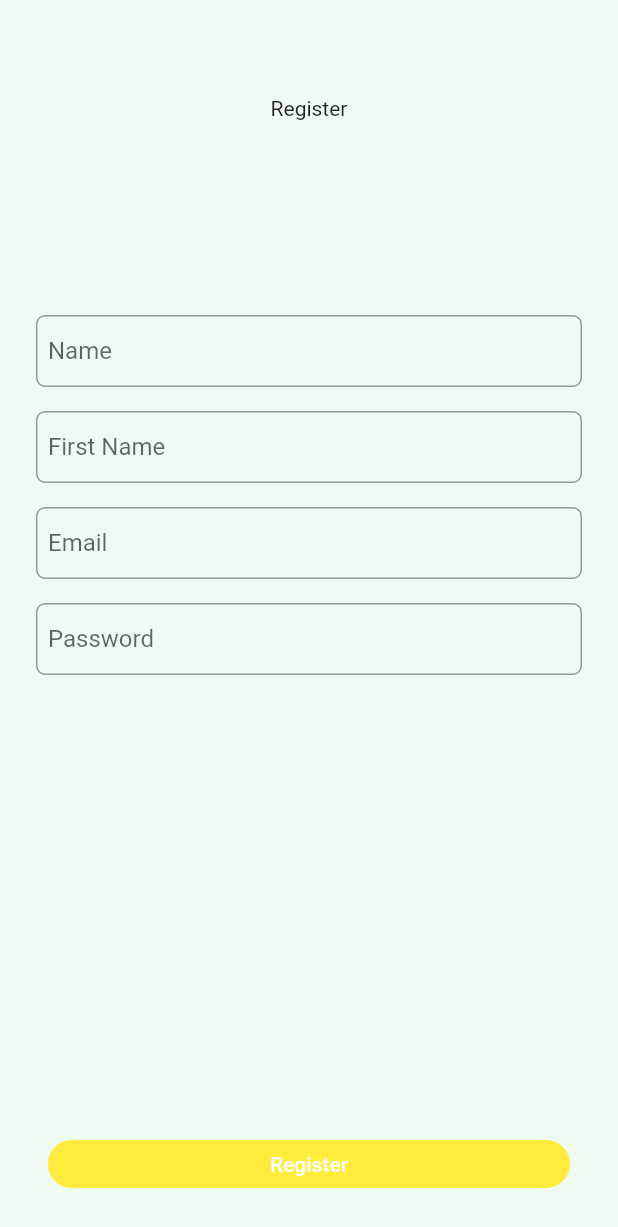
After one commit to nedalex99/travel_app, a Flutter app: the screen it shows after launch, after a tap on an icon or button, on a phone screen of 412 x 824 dp. The commit adds this screen. Shown: the top 1227 px of the screen. Run offline on Flutter 3.47's test engine with Material 2 defaults, Android fonts, the phone set to English and light mode, and no system bars; our stand-ins replace get.

Commit message:
Added the register page and modified the validation by e-mail / password

```diff
--- a/lib/ui/login/login_controller.dart
+++ b/lib/ui/login/login_controller.dart
@@ -1,5 +1,6 @@
 import 'package:flutter/cupertino.dart';
 import 'package:get/get.dart';
+import 'package:travel_app/ui/register/register_screen.dart';
 import 'package:travel_app/utils/constants/validator.dart';
 
 class LoginController extends GetxController {
@@ -11,13 +12,19 @@ class LoginController extends GetxController {
   RxBool isButtonEnabled = false.obs;
 
   void onEmailInputChanged(String value) {
-    isButtonEnabled.value = isValidName(emailTextController.text) == null &&
-        isValidName(passwordTextController.text) == null;
+    isButtonEnabled.value = isValidEmail(emailTextController.text) == null &&
+        isValidPassword(passwordTextController.text) == null;
   }
 
   void onPasswordInputChanged(String value) {
-    isButtonEnabled.value = isValidName(emailTextController.text) == null &&
-        isValidName(passwordTextController.text) == null;
+    isButtonEnabled.value = isValidPassword(emailTextController.text) == null &&
+        isValidEmail(passwordTextController.text) == null;
+  }
+
+  void goToRegisterScreen() {
+    Get.to(
+      () => RegisterScreen(),
+    );
   }
 
   void printText() {
--- a/lib/ui/login/login_screen.dart
+++ b/lib/ui/login/login_screen.dart
@@ -35,9 +35,10 @@ class LoginScreen extends GetView<LoginController> {
                                   controller.emailTextController,
                               textInputAction: TextInputAction.next,
                               labelText: 'Email',
+                              textInputType: TextInputType.text,
                               onInputFieldChanged:
                                   controller.onEmailInputChanged,
-                              validator: isValidName,
+                              validator: isValidEmail,
                             ),
                           ),
                           const SizedBox(
@@ -51,10 +52,22 @@ class LoginScreen extends GetView<LoginController> {
                               textEditingController:
                                   controller.passwordTextController,
                               textInputAction: TextInputAction.done,
-                              validator: isValidName,
+                              validator: isValidPassword,
+                              textInputType: TextInputType.visiblePassword,
                               onInputFieldChanged:
                                   controller.onPasswordInputChanged,
                               labelText: 'Password',
+                            ),
+                          ),
+                          const SizedBox(
+                            height: 30,
+                          ),
+                          GestureDetector(
+                            onTap: () => {
+                               controller.goToRegisterScreen(),
+                            },
+                            child: const Text(
+                              'Don\'t have an account? Sign up',
                             ),
                           ),
                         ],
--- /dev/null
+++ b/lib/ui/register/register_controller.dart
@@ -0,0 +1,46 @@
+import 'package:flutter/cupertino.dart';
+import 'package:get/get.dart';
+import 'package:travel_app/ui/register/register_screen.dart';
+import 'package:travel_app/utils/constants/validator.dart';
+
+class RegisterController extends GetxController {
+  String loginText = "Register";
+  final GlobalKey<FormState> formKey = GlobalKey<FormState>();
+  final TextEditingController emailTextController = TextEditingController();
+  final TextEditingController passwordTextController = TextEditingController();
+  final TextEditingController nameTextController = TextEditingController();
+  final TextEditingController firstNameTextController = TextEditingController();
+
+  RxBool isButtonEnabled = false.obs;
+
+
+  void onNameInputChanged(String value) {
+    isButtonEnabled.value = isValidName(nameTextController.text) == null &&
+        isValidPassword(passwordTextController.text) == null &&
+            isValidName(firstNameTextController.text) == null &&
+            isValidEmail(emailTextController.text) == null;
+  }
+
+  void onEmailInputChanged(String value) {
+    isButtonEnabled.value = isValidEmail(emailTextController.text) == null &&
+        isValidPassword(passwordTextController.text) == null &&
+        isValidName(nameTextController.text) == null &&
+        isValidName(firstNameTextController.text) == null;
+  }
+
+  void onPasswordInputChanged(String value) {
+    isButtonEnabled.value =
+        isValidPassword(passwordTextController.text) == null &&
+            isValidName(nameTextController.text) == null &&
+            isValidName(firstNameTextController.text) == null &&
+            isValidEmail(emailTextController.text) == null;
+  }
+
+  void printText() {
+    if (!formKey.currentState!.validate()) {
+      isButtonEnabled.value = false;
+    } else {
+      isButtonEnabled.value = true;
+    }
+  }
+}
--- /dev/null
+++ b/lib/ui/register/register_screen.dart
@@ -0,0 +1,130 @@
+import 'package:flutter/material.dart';
+import 'package:get/get.dart';
+import 'package:travel_app/ui/register/register_controller.dart';
+import 'package:travel_app/ui/widgets/buttons/custom_button.dart';
+import 'package:travel_app/ui/widgets/input_fields/input_field.dart';
+import 'package:travel_app/utils/constants/validator.dart';
+
+class RegisterScreen extends StatelessWidget {
+  final controller = Get.put(RegisterController());
+
+  RegisterScreen({Key? key}) : super(key: key);
+
+  @override
+  Widget build(BuildContext context) {
+    return Scaffold(
+      backgroundColor: const Color(0xFFEFFAF0),
+      body: Form(
+        key: controller.formKey,
+        child: Padding(
+          padding: const EdgeInsets.only(
+            top: 64.0,
+          ),
+          child: Column(
+            children: [
+              Expanded(
+                child: Center(
+                  child: Column(
+                    mainAxisAlignment: MainAxisAlignment.start,
+                    children: [
+                      const Text(
+                        'Register',
+                      ),
+                      const SizedBox(
+                        height: 130,
+                      ),
+                      Padding(
+                        padding: const EdgeInsets.symmetric(horizontal: 24.0),
+                        child: InputField(
+                          textCapitalization: TextCapitalization.sentences,
+                          textEditingController: controller.nameTextController,
+                          textInputAction: TextInputAction.next,
+                          labelText: 'Name',
+                          onInputFieldChanged: controller.onNameInputChanged,
+                          validator: isValidName,
+                          textInputType: TextInputType.text,
+                        ),
+                      ),
+                      const SizedBox(
+                        height: 16,
+                      ),
+                      Padding(
+                        padding: const EdgeInsets.symmetric(horizontal: 24.0),
+                        child: InputField(
+                          textCapitalization: TextCapitalization.sentences,
+                          textEditingController:
+                              controller.firstNameTextController,
+                          textInputAction: TextInputAction.next,
+                          labelText: 'First Name',
+                          onInputFieldChanged: controller.onNameInputChanged,
+                          validator: isValidName,
+                          textInputType: TextInputType.text,
+                        ),
+                      ),
+                      const SizedBox(
+                        height: 16,
+                      ),
+                      Padding(
+                        padding: const EdgeInsets.symmetric(horizontal: 24.0),
+                        child: InputField(
+                          textCapitalization: TextCapitalization.sentences,
+                          textEditingController: controller.emailTextController,
+                          textInputAction: TextInputAction.next,
+                          labelText: 'Email',
+                          onInputFieldChanged: controller.onEmailInputChanged,
+                          validator: isValidEmail,
+                          textInputType: TextInputType.text,
+                        ),
+                      ),
+                      const SizedBox(
+                        height: 16,
+                      ),
+                      Padding(
+                        padding: const EdgeInsets.symmetric(horizontal: 24.0),
+                        child: InputField(
+                          textCapitalization: TextCapitalization.sentences,
+                          textEditingController:
+                              controller.passwordTextController,
+                          textInputAction: TextInputAction.done,
+                          validator: isValidPassword,
+                          textInputType: TextInputType.visiblePassword,
+                          onInputFieldChanged:
+                              controller.onPasswordInputChanged,
+                          labelText: 'Password',
+                        ),
+                      ),
+                    ],
+                  ),
+                ),
+              ),
+              Row(
+                mainAxisAlignment: MainAxisAlignment.center,
+                crossAxisAlignment: CrossAxisAlignment.center,
+                children: [
+                  Expanded(
+                    child: Padding(
+                      padding: const EdgeInsets.only(
+                        bottom: 24.0,
+                      ),
+                      child: Obx(
+                        () => CustomButton(
+                          onTap: controller.isButtonEnabled.value
+                              ? controller.printText
+                              : null,
+                          text: controller.loginText,
+                          backgroundColor: controller.isButtonEnabled.value
+                              ? Colors.blue
+                              : Colors.yellow,
+                        ),
+                      ),
+                    ),
+                  ),
+                ],
+              ),
+            ],
+          ),
+        ),
+      ),
+    );
+  }
+}
--- a/lib/ui/widgets/input_fields/input_field.dart
+++ b/lib/ui/widgets/input_fields/input_field.dart
@@ -6,6 +6,7 @@ class InputField extends StatelessWidget {
   final TextEditingController textEditingController;
   final TextCapitalization textCapitalization;
   final TextInputAction textInputAction;
+  final TextInputType textInputType;
   final Validator validator;
   final String labelText;
   final OnInputFieldChanged onInputFieldChanged;
@@ -14,6 +15,7 @@ class InputField extends StatelessWidget {
     Key? key,
     required this.textEditingController,
     required this.textCapitalization,
+    required this.textInputType,
     required this.textInputAction,
     required this.validator,
     required this.labelText,
@@ -28,6 +30,8 @@ class InputField extends StatelessWidget {
       textCapitalization: textCapitalization,
       autovalidateMode: AutovalidateMode.onUserInteraction,
       textInputAction: textInputAction,
+      obscureText:
+          textInputType == TextInputType.visiblePassword ? true : false,
       onChanged: onInputFieldChanged,
       validator: validator,
       decoration: InputDecoration(
```
Also changed, not shown: lib/utils/constants/validator.dart (+32 -0 lines).
